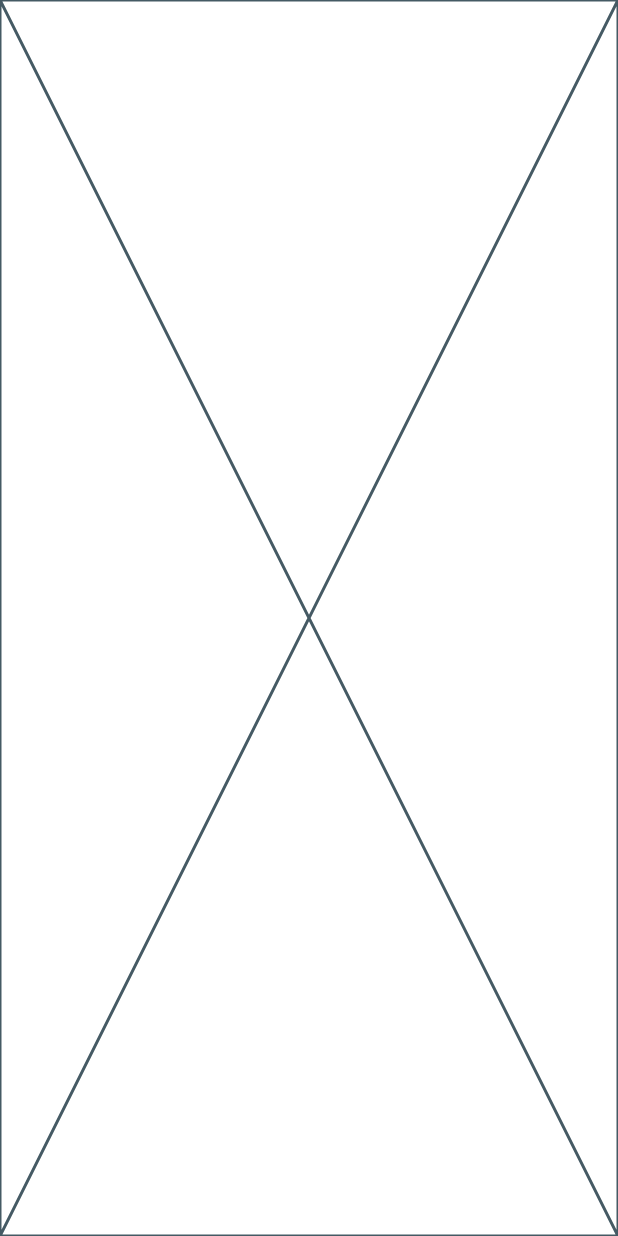
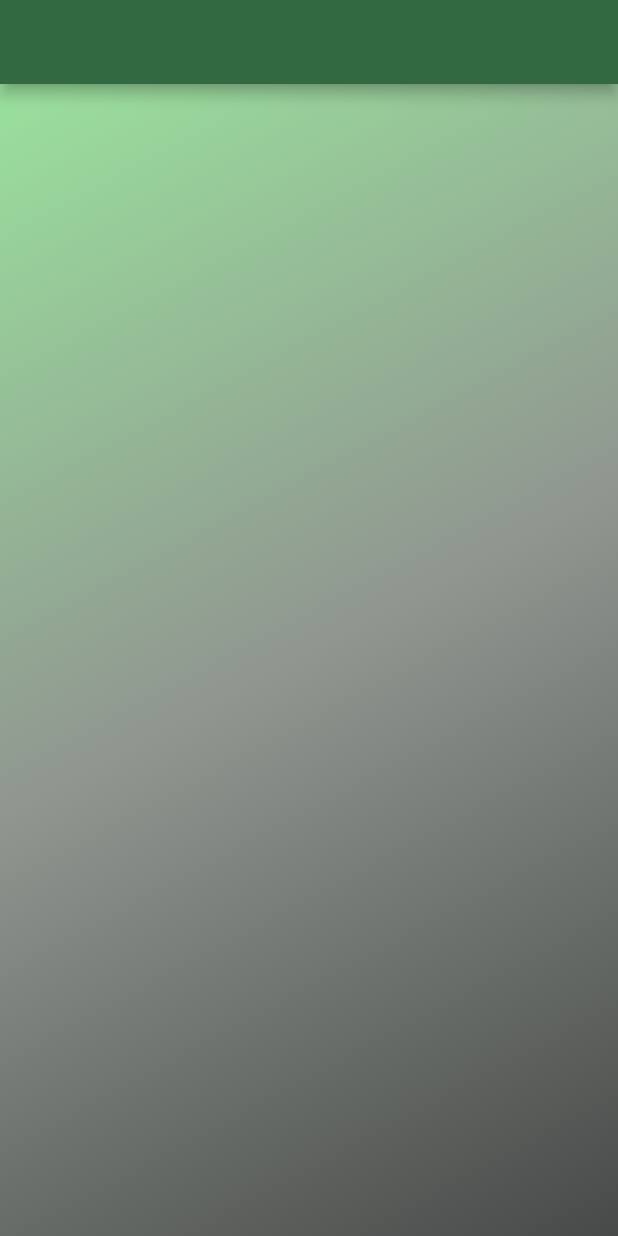
Before and after one commit to GuilhermeAlecrim7K/flutter_practice_projects, a Flutter app: the screen it shows after launch, on a phone screen of 412 x 824 dp. Run offline on Flutter 3.47's test engine with Material 2 defaults, Android fonts, the phone set to English and light mode, and no system bars.

Commit message:
add home_page.dart

```diff
--- /dev/null
+++ b/quiz/lib/src/pages/home_page.dart
@@ -0,0 +1,17 @@
+import 'package:flutter/material.dart';
+import 'package:quiz/src/shared/app_colors.dart';
+import 'package:quiz/src/widgets/gradient_container.dart';
+
+class HomePage extends StatelessWidget {
+  const HomePage({super.key});
+
+  @override
+  Widget build(BuildContext context) {
+    return Scaffold(
+      appBar: AppBar(),
+      body: const GradientContainer(
+        colors: AppColors.gradientColors,
+      ),
+    );
+  }
+}
--- a/quiz/lib/src/quiz_app.dart
+++ b/quiz/lib/src/quiz_app.dart
@@ -1,4 +1,5 @@
 import 'package:flutter/material.dart';
+import 'package:quiz/src/pages/home_page.dart';
 import 'package:quiz/src/shared/app_colors.dart';
 
 class QuizApp extends StatelessWidget {
@@ -11,7 +12,7 @@ class QuizApp extends StatelessWidget {
       theme: ThemeData.from(
         colorScheme: ColorScheme.fromSeed(seedColor: AppColors.fernGreen),
       ),
-      home: const Placeholder(),
+      home: const HomePage(),
     );
   }
 }
```
